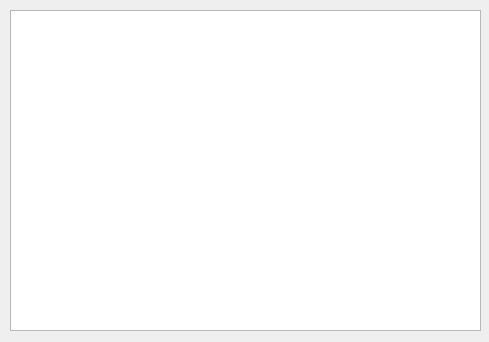
This is main.ui in Alexoed/Coffees as Qt 5 draws it before an edit. The edited form follows.
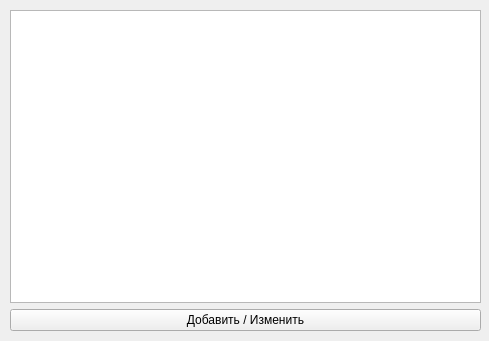
This is the edited form.

```diff
--- a/main.ui
+++ b/main.ui
@@ -7,7 +7,7 @@
     <x>0</x>
     <y>0</y>
     <width>489</width>
-    <height>342</height>
+    <height>341</height>
    </rect>
   </property>
   <property name="windowTitle">
@@ -26,6 +26,13 @@
     <item>
      <widget class="QTableWidget" name="tableWidget"/>
     </item>
+    <item>
+     <widget class="QPushButton" name="add_button">
+      <property name="text">
+       <string>Добавить / Изменить</string>
+      </property>
+     </widget>
+    </item>
    </layout>
   </widget>
  </widget>
```
